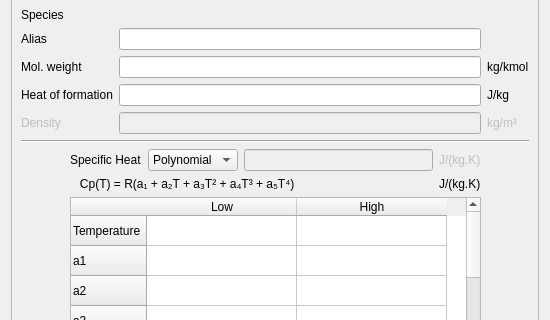
Before: the Qt Designer form gui/uifiles/species_popup.ui in truongd8593/mfix, drawn with Qt 5; both pictures show x 0 to 550 and y 311 to 631 of the 550 by 718 pixel window.
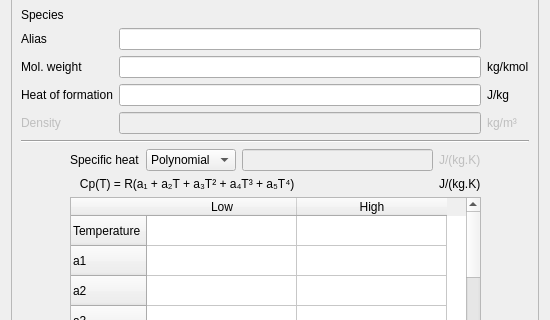
After: the same form once the commit is applied.

Commit message: make labels consistent

Diff of the .ui file:
```diff
--- a/gui/uifiles/species_popup.ui
+++ b/gui/uifiles/species_popup.ui
@@ -318,7 +318,7 @@
         <item row="0" column="0">
          <widget class="QLabel" name="label_specific_heat">
           <property name="text">
-           <string>Specific Heat</string>
+           <string>Specific heat</string>
           </property>
          </widget>
         </item>
```
